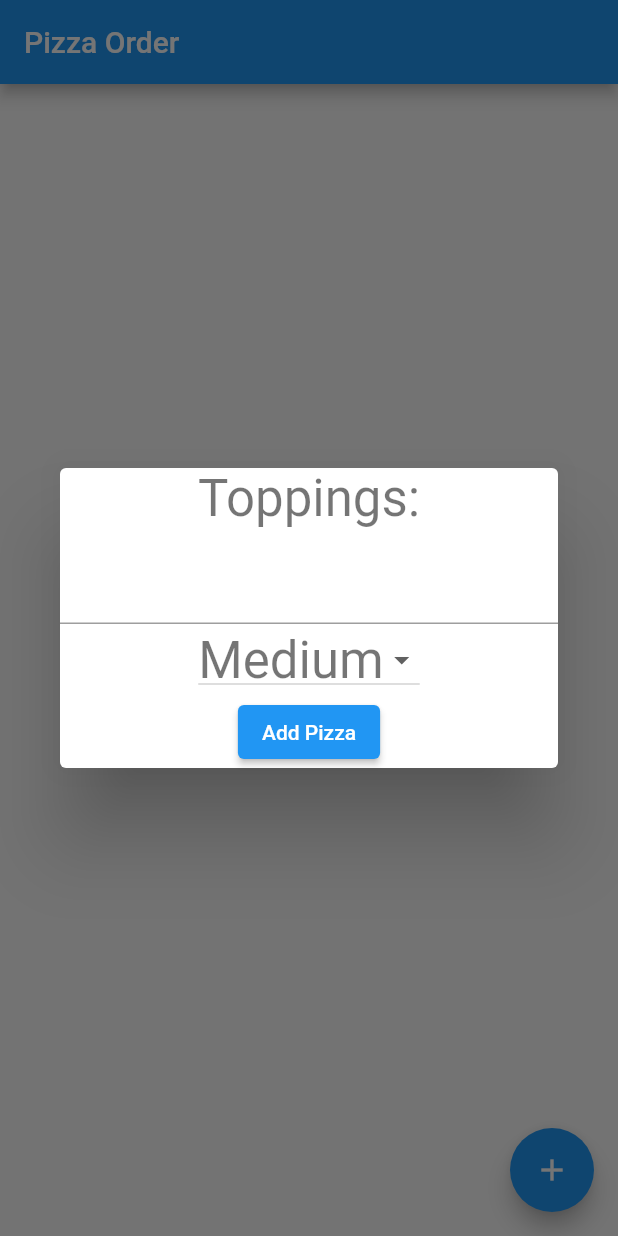
After one commit to CIS-3334-Mobile-at-St-Scholastica/cis-3334-unit-11-pizza-order-class-tgibbons-css, a Flutter app: the screen it shows after launch, after a tap on the "add" icon, on a phone screen of 412 x 824 dp. The commit adds this screen. Run offline on Flutter 3.47's test engine with Material 2 defaults, Android fonts, the phone set to English and light mode, and no system bars.

Commit message:
Working version with new Pizza returned from dialog

```diff
--- /dev/null
+++ b/lib/addPizzaDialog.dart
@@ -0,0 +1,61 @@
+import 'package:flutter/material.dart';
+import 'package:flutter_pizza_list/pizza.dart';
+
+class addPizzaPopup extends StatefulWidget {
+  const addPizzaPopup({Key key}) : super(key: key);
+
+  @override
+  _addPizzaPopupState createState() => _addPizzaPopupState();
+}
+
+class _addPizzaPopupState extends State<addPizzaPopup> {
+  final pizzaToppingTextField = TextEditingController();
+  int _sizeSelected = 1;
+
+  @override
+  Widget build(BuildContext context) {
+    return Dialog(
+        child: SizedBox(
+          height: 200,
+          child:  Column(
+            children: <Widget>[
+              Text(
+                'Toppings:',
+                style: Theme.of(context).textTheme.headline4,
+              ),
+              TextField(
+                controller: pizzaToppingTextField,
+                style: Theme.of(context).textTheme.headline4,
+              ),
+              DropdownButton(
+                  style: Theme.of(context).textTheme.headline4,
+                  value: _sizeSelected,
+                  items:[
+                    DropdownMenuItem(child: Text("Small"), value: 0),
+                    DropdownMenuItem(child: Text("Medium"), value: 1),
+                    DropdownMenuItem(child: Text("Large"), value: 2),
+                    DropdownMenuItem(child: Text("X-Lareg"), value: 3)
+                  ],
+                  onChanged: (value) {
+                    setState(() {
+                      _sizeSelected = value;
+                    });
+                  }),
+              ElevatedButton(
+                child: Text('Add Pizza'),
+                onPressed: () {
+                  print("Adding a pizza");
+                  setState(() {
+                    Pizza newPizza = new Pizza(pizzaToppingTextField.text, _sizeSelected);
+                    //pizzasInOrder.add(newPizza);
+                    print("returning pizza ");
+                    Navigator.pop(context, newPizza);
+                  });
+                },
+              ),
+            ],
+          ),
+        )
+    );
+  }
+}
--- a/lib/main.dart
+++ b/lib/main.dart
@@ -1,5 +1,6 @@
 import 'package:flutter/material.dart';
 import 'package:flutter_pizza_list/pizza.dart';
+import 'addPizzaDialog.dart';
 
 void main() {
   runApp(MyApp());
@@ -29,63 +30,23 @@ class MyHomePage extends StatefulWidget {
 }
 
 class _MyHomePageState extends State<MyHomePage> {
-  List<Pizza> pizzasInOrder = new List();
+  List<Pizza> pizzasInOrder = [];
 
   _MyHomePageState() {
     //pizzasInOrder[0] = new Pizza("Large", 1);
     //pizzasInOrder.add(new Pizza("Small", 1));
   }
 
-  void _addPizza() {
-    final pizzaToppingTextField = TextEditingController();
-    int _sizeSelected = 1;
-    showDialog(
+  Future<void> _addPizza() async {
+    Pizza newPizza = await showDialog(
         context: context,
         builder: (context) {
-          return Dialog(
-            child: SizedBox(
-              height: 200,
-              child:  Column(
-                children: <Widget>[
-                  Text(
-                    'Toppings:',
-                    style: Theme.of(context).textTheme.headline4,
-                  ),
-                  TextField(
-                    controller: pizzaToppingTextField,
-                    style: Theme.of(context).textTheme.headline4,
-                  ),
-                  DropdownButton(
-                      style: Theme.of(context).textTheme.headline4,
-                      value: _sizeSelected,
-                      items:[
-                        DropdownMenuItem(child: Text("Small"), value: 0),
-                        DropdownMenuItem(child: Text("Medium"), value: 1),
-                        DropdownMenuItem(child: Text("Large"), value: 2),
-                        DropdownMenuItem(child: Text("X-Lareg"), value: 3)
-                      ],
-                      onChanged: (value) {
-                        setState(() {
-                          _sizeSelected = value;
-                        });
-                      }),
-                  ElevatedButton(
-                    child: Text('Add Pizza'),
-                    onPressed: () {
-                      print("Adding a pizza");
-                      setState(() {
-                        Pizza newPizza = new Pizza(pizzaToppingTextField.text, _sizeSelected);
-                        pizzasInOrder.add(newPizza);
-                        Navigator.pop(context);
-                      });
-                    },
-                  ),
-                ],
-              ),
-            )
-          );
+          return addPizzaPopup();
         }
     );
+    setState(() {
+      pizzasInOrder.add(newPizza);
+    });
   }
 
   @override
```
Also changed, not shown: pubspec.lock.
